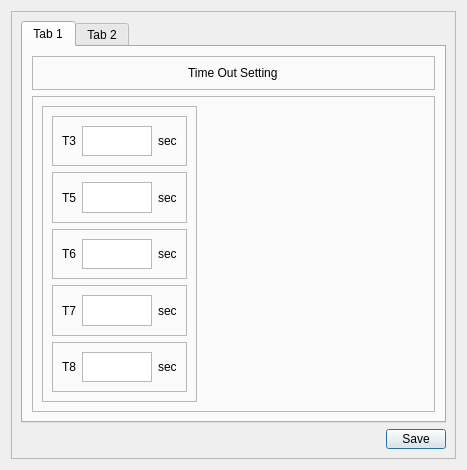
Old version of the form Secs_Gem_Simulator/SettingMenu.ui in the repository NHSE/Secs-Gem-Simulator.
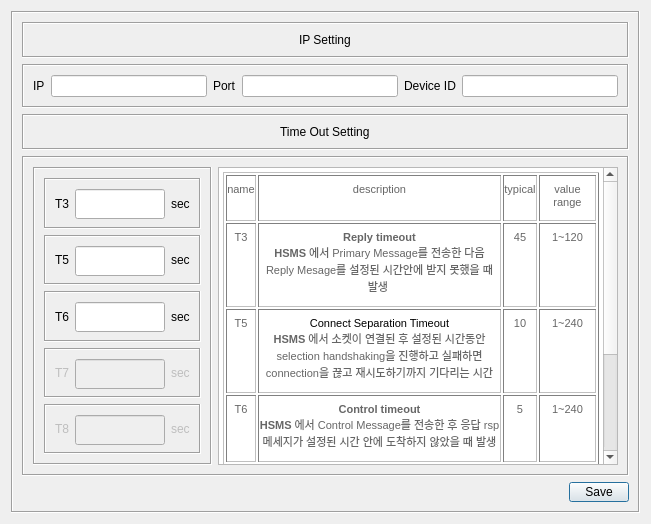
New version of the form.

Commit message:
#3-1 IP Setting feat : 1. IP Setting Menu 개발 완료
fix :
1. Format, length에 맞지 않은 SML 파일 파싱 시 디버깅 오류 발생 -> Interlock 추가

The edit to the form file:
```diff
--- a/Secs_Gem_Simulator/SettingMenu.ui
+++ b/Secs_Gem_Simulator/SettingMenu.ui
@@ -6,10 +6,22 @@
    <rect>
     <x>0</x>
     <y>0</y>
-    <width>467</width>
-    <height>442</height>
+    <width>651</width>
+    <height>524</height>
    </rect>
   </property>
+  <property name="minimumSize">
+   <size>
+    <width>651</width>
+    <height>480</height>
+   </size>
+  </property>
+  <property name="maximumSize">
+   <size>
+    <width>651</width>
+    <height>524</height>
+   </size>
+  </property>
   <property name="windowTitle">
    <string>Dialog</string>
   </property>
@@ -17,22 +29,85 @@
    <item>
     <widget class="QFrame" name="frame">
      <property name="frameShape">
-      <enum>QFrame::StyledPanel</enum>
+      <enum>QFrame::Box</enum>
      </property>
      <property name="frameShadow">
-      <enum>QFrame::Raised</enum>
+      <enum>QFrame::Sunken</enum>
      </property>
      <layout class="QVBoxLayout" name="verticalLayout">
       <item>
-       <widget class="QTabWidget" name="tabWidget">
-        <property name="currentIndex">
-         <number>0</number>
+       <widget class="QFrame" name="frame_13">
+        <property name="frameShape">
+         <enum>QFrame::Box</enum>
         </property>
-        <widget class="QWidget" name="Timer">
-         <attribute name="title">
-          <string>Tab 1</string>
-         </attribute>
-         <layout class="QVBoxLayout" name="verticalLayout_2">
+        <property name="frameShadow">
+         <enum>QFrame::Sunken</enum>
+        </property>
+        <layout class="QVBoxLayout" name="verticalLayout_8">
+         <item alignment="Qt::AlignHCenter">
+          <widget class="QLabel" name="label_2">
+           <property name="text">
+            <string>IP Setting</string>
+           </property>
+          </widget>
+         </item>
+        </layout>
+       </widget>
+      </item>
+      <item>
+       <widget class="QFrame" name="frame_14">
+        <property name="frameShape">
+         <enum>QFrame::Box</enum>
+        </property>
+        <property name="frameShadow">
+         <enum>QFrame::Sunken</enum>
+        </property>
+        <layout class="QHBoxLayout" name="horizontalLayout_9">
+         <item>
+          <widget class="QLabel" name="label_4">
+           <property name="text">
+            <string>IP</string>
+           </property>
+          </widget>
+         </item>
+         <item>
+          <widget class="QLineEdit" name="tb_Ip">
+           <property name="alignment">
+            <set>Qt::AlignCenter</set>
+           </property>
+          </widget>
+         </item>
+         <item>
+          <widget class="QLabel" name="label_3">
+           <property name="text">
+            <string>Port</string>
+           </property>
+          </widget>
+         </item>
+         <item>
+          <widget class="QLineEdit" name="tb_Port">
+           <property name="alignment">
+            <set>Qt::AlignCenter</set>
+           </property>
+          </widget>
+         </item>
+         <item>
+          <widget class="QLabel" name="label_5">
+           <property name="text">
+            <string>Device ID</string>
+           </property>
+          </widget>
+         </item>
+         <item>
+          <widget class="QLineEdit" name="tb_Deviceid">
+           <property name="alignment">
+            <set>Qt::AlignCenter</set>
+           </property>
+          </widget>
+         </item>
+        </layout>
+       </widget>
+      </item>
           <item>
            <widget class="QFrame" name="frame_2">
             <property name="maximumSize">
@@ -42,10 +117,10 @@
              </size>
             </property>
             <property name="frameShape">
-             <enum>QFrame::StyledPanel</enum>
+         <enum>QFrame::Box</enum>
             </property>
             <property name="frameShadow">
-             <enum>QFrame::Raised</enum>
+         <enum>QFrame::Sunken</enum>
             </property>
             <layout class="QVBoxLayout" name="verticalLayout_3">
              <item alignment="Qt::AlignHCenter|Qt::AlignVCenter">
@@ -61,45 +136,48 @@
           <item>
            <widget class="QFrame" name="frame_9">
             <property name="frameShape">
-             <enum>QFrame::StyledPanel</enum>
+         <enum>QFrame::Box</enum>
             </property>
             <property name="frameShadow">
-             <enum>QFrame::Raised</enum>
+         <enum>QFrame::Sunken</enum>
             </property>
             <layout class="QHBoxLayout" name="horizontalLayout_6">
              <item>
               <widget class="QFrame" name="frame_3">
                <property name="frameShape">
-                <enum>QFrame::StyledPanel</enum>
+            <enum>QFrame::Box</enum>
                </property>
                <property name="frameShadow">
-                <enum>QFrame::Raised</enum>
+            <enum>QFrame::Sunken</enum>
                </property>
                <layout class="QVBoxLayout" name="verticalLayout_5">
                 <item>
                  <widget class="QFrame" name="frame_4">
                   <property name="frameShape">
-                   <enum>QFrame::StyledPanel</enum>
+               <enum>QFrame::Box</enum>
                   </property>
                   <property name="frameShadow">
-                   <enum>QFrame::Raised</enum>
+               <enum>QFrame::Sunken</enum>
                   </property>
                   <layout class="QHBoxLayout" name="horizontalLayout">
                    <item>
-                    <widget class="QLabel" name="label_2">
+                <widget class="QLabel" name="lb_T3">
                      <property name="text">
                       <string>T3</string>
                      </property>
                     </widget>
                    </item>
                    <item>
-                    <widget class="QTextEdit" name="tb_T3timer">
+                <widget class="QLineEdit" name="tb_T3timer">
                      <property name="minimumSize">
                       <size>
                        <width>0</width>
                        <height>30</height>
                       </size>
                      </property>
+                 <property name="alignment">
+                  <set>Qt::AlignCenter</set>
+                 </property>
                     </widget>
                    </item>
                    <item>
@@ -115,27 +193,30 @@
                 <item>
                  <widget class="QFrame" name="frame_5">
                   <property name="frameShape">
-                   <enum>QFrame::StyledPanel</enum>
+               <enum>QFrame::Box</enum>
                   </property>
                   <property name="frameShadow">
-                   <enum>QFrame::Raised</enum>
+               <enum>QFrame::Sunken</enum>
                   </property>
                   <layout class="QHBoxLayout" name="horizontalLayout_2">
                    <item>
-                    <widget class="QLabel" name="label_3">
+                <widget class="QLabel" name="lb_T5">
                      <property name="text">
                       <string>T5</string>
                      </property>
                     </widget>
                    </item>
                    <item>
-                    <widget class="QTextEdit" name="tb_T5timer">
+                <widget class="QLineEdit" name="tb_T5timer">
                      <property name="minimumSize">
                       <size>
                        <width>0</width>
                        <height>30</height>
                       </size>
                      </property>
+                 <property name="alignment">
+                  <set>Qt::AlignCenter</set>
+                 </property>
                     </widget>
                    </item>
                    <item>
@@ -151,27 +232,30 @@
                 <item>
                  <widget class="QFrame" name="frame_8">
                   <property name="frameShape">
-                   <enum>QFrame::StyledPanel</enum>
+               <enum>QFrame::Box</enum>
                   </property>
                   <property name="frameShadow">
-                   <enum>QFrame::Raised</enum>
+               <enum>QFrame::Sunken</enum>
                   </property>
                   <layout class="QHBoxLayout" name="horizontalLayout_3">
                    <item>
-                    <widget class="QLabel" name="label_4">
+                <widget class="QLabel" name="lb_T6">
                      <property name="text">
                       <string>T6</string>
                      </property>
                     </widget>
                    </item>
                    <item>
-                    <widget class="QTextEdit" name="tb_T6timer">
+                <widget class="QLineEdit" name="tb_T6timer">
                      <property name="minimumSize">
                       <size>
                        <width>0</width>
                        <height>30</height>
                       </size>
                      </property>
+                 <property name="alignment">
+                  <set>Qt::AlignCenter</set>
+                 </property>
                     </widget>
                    </item>
                    <item>
@@ -187,31 +271,43 @@
                 <item>
                  <widget class="QFrame" name="frame_7">
                   <property name="frameShape">
-                   <enum>QFrame::StyledPanel</enum>
+               <enum>QFrame::Box</enum>
                   </property>
                   <property name="frameShadow">
-                   <enum>QFrame::Raised</enum>
+               <enum>QFrame::Sunken</enum>
                   </property>
                   <layout class="QHBoxLayout" name="horizontalLayout_4">
                    <item>
-                    <widget class="QLabel" name="label_5">
+                <widget class="QLabel" name="lb_T7">
+                 <property name="enabled">
+                  <bool>false</bool>
+                 </property>
                      <property name="text">
                       <string>T7</string>
                      </property>
                     </widget>
                    </item>
                    <item>
-                    <widget class="QTextEdit" name="tb_T7timer">
+                <widget class="QLineEdit" name="tb_T7timer">
+                 <property name="enabled">
+                  <bool>false</bool>
+                 </property>
                      <property name="minimumSize">
                       <size>
                        <width>0</width>
                        <height>30</height>
                       </size>
                      </property>
+                 <property name="alignment">
+                  <set>Qt::AlignCenter</set>
+                 </property>
                     </widget>
                    </item>
                    <item>
                     <widget class="QLabel" name="label_10">
+                 <property name="enabled">
+                  <bool>false</bool>
+                 </property>
                      <property name="text">
                       <string>sec</string>
                      </property>
@@ -223,31 +319,43 @@
                 <item>
                  <widget class="QFrame" name="frame_6">
                   <property name="frameShape">
-                   <enum>QFrame::StyledPanel</enum>
+               <enum>QFrame::Box</enum>
                   </property>
                   <property name="frameShadow">
-                   <enum>QFrame::Raised</enum>
+               <enum>QFrame::Sunken</enum>
                   </property>
                   <layout class="QHBoxLayout" name="horizontalLayout_5">
                    <item>
-                    <widget class="QLabel" name="label_6">
+                <widget class="QLabel" name="lb_T8">
+                 <property name="enabled">
+                  <bool>false</bool>
+                 </property>
                      <property name="text">
                       <string>T8</string>
                      </property>
                     </widget>
                    </item>
                    <item>
-                    <widget class="QTextEdit" name="tb_T8timer">
+                <widget class="QLineEdit" name="tb_T8timer">
+                 <property name="enabled">
+                  <bool>false</bool>
+                 </property>
                      <property name="minimumSize">
                       <size>
                        <width>0</width>
                        <height>30</height>
                       </size>
                      </property>
+                 <property name="alignment">
+                  <set>Qt::AlignCenter</set>
+                 </property>
                     </widget>
                    </item>
                    <item>
                     <widget class="QLabel" name="label_11">
+                 <property name="enabled">
+                  <bool>false</bool>
+                 </property>
                      <property name="text">
                       <string>sec</string>
                      </property>
@@ -260,28 +368,77 @@
               </widget>
              </item>
              <item>
-              <spacer name="horizontalSpacer">
-               <property name="orientation">
-                <enum>Qt::Horizontal</enum>
-               </property>
-               <property name="sizeHint" stdset="0">
+          <widget class="QTextBrowser" name="textBrowser">
+           <property name="minimumSize">
                 <size>
-                 <width>500</width>
-                 <height>20</height>
-                </size>
-               </property>
-              </spacer>
-             </item>
-            </layout>
+             <width>400</width>
+             <height>0</height>
+            </size>
+           </property>
+           <property name="html">
+            <string>&lt;!DOCTYPE HTML PUBLIC &quot;-//W3C//DTD HTML 4.0//EN&quot; &quot;http://www.w3.org/TR/REC-html40/strict.dtd&quot;&gt;
+&lt;html&gt;&lt;head&gt;&lt;meta name=&quot;qrichtext&quot; content=&quot;1&quot; /&gt;&lt;style type=&quot;text/css&quot;&gt;
+p, li { white-space: pre-wrap; }
+&lt;/style&gt;&lt;/head&gt;&lt;body style=&quot; font-family:'Gulim'; font-size:9pt; font-weight:400; font-style:normal;&quot;&gt;
+&lt;table border=&quot;1&quot; style=&quot; margin-top:0px; margin-bottom:22px; margin-left:0px; margin-right:0px;&quot; cellspacing=&quot;2&quot; cellpadding=&quot;0&quot;&gt;
+&lt;tr&gt;
+&lt;td style=&quot; padding-left:0; padding-right:0; padding-top:7; padding-bottom:11;&quot;&gt;
+&lt;p align=&quot;center&quot; style=&quot; margin-top:0px; margin-bottom:0px; margin-left:0px; margin-right:0px; -qt-block-indent:0; text-indent:0px;&quot;&gt;&lt;span style=&quot; font-family:'AppleSDGothicNeo,Noto Sans KR,sans-serif'; font-size:8pt; color:#666666;&quot;&gt;name&lt;/span&gt;&lt;/p&gt;&lt;/td&gt;
+&lt;td style=&quot; padding-left:0; padding-right:0; padding-top:7; padding-bottom:11;&quot;&gt;
+&lt;p align=&quot;center&quot; style=&quot; margin-top:0px; margin-bottom:0px; margin-left:0px; margin-right:0px; -qt-block-indent:0; text-indent:0px;&quot;&gt;&lt;span style=&quot; font-family:'AppleSDGothicNeo,Noto Sans KR,sans-serif'; font-size:8pt; color:#666666;&quot;&gt;description&lt;/span&gt;&lt;/p&gt;&lt;/td&gt;
+&lt;td style=&quot; padding-left:0; padding-right:0; padding-top:7; padding-bottom:11;&quot;&gt;
+&lt;p align=&quot;center&quot; style=&quot; margin-top:0px; margin-bottom:0px; margin-left:0px; margin-right:0px; -qt-block-indent:0; text-indent:0px;&quot;&gt;&lt;span style=&quot; font-family:'AppleSDGothicNeo,Noto Sans KR,sans-serif'; font-size:8pt; color:#666666;&quot;&gt;typical&lt;/span&gt;&lt;/p&gt;&lt;/td&gt;
+&lt;td style=&quot; padding-left:0; padding-right:0; padding-top:7; padding-bottom:11;&quot;&gt;
+&lt;p align=&quot;center&quot; style=&quot; margin-top:0px; margin-bottom:0px; margin-left:0px; margin-right:0px; -qt-block-indent:0; text-indent:0px;&quot;&gt;&lt;span style=&quot; font-family:'AppleSDGothicNeo,Noto Sans KR,sans-serif'; font-size:8pt; color:#666666;&quot;&gt;value&lt;br /&gt;range&lt;/span&gt;&lt;/p&gt;&lt;/td&gt;&lt;/tr&gt;
+&lt;tr&gt;
+&lt;td style=&quot; padding-left:0; padding-right:0; padding-top:7; padding-bottom:11;&quot;&gt;
+&lt;p align=&quot;center&quot; style=&quot; margin-top:0px; margin-bottom:0px; margin-left:0px; margin-right:0px; -qt-block-indent:0; text-indent:0px;&quot;&gt;&lt;span style=&quot; font-family:'AppleSDGothicNeo,Noto Sans KR,sans-serif'; font-size:8pt; color:#666666;&quot;&gt;T3&lt;/span&gt;&lt;/p&gt;&lt;/td&gt;
+&lt;td style=&quot; padding-left:0; padding-right:0; padding-top:7; padding-bottom:11;&quot;&gt;
+&lt;p align=&quot;center&quot; style=&quot; margin-top:0px; margin-bottom:0px; margin-left:0px; margin-right:0px; -qt-block-indent:0; text-indent:0px;&quot;&gt;&lt;span style=&quot; font-family:'AppleSDGothicNeo,Noto Sans KR,sans-serif'; font-size:8pt; font-weight:600; color:#666666;&quot;&gt;Reply timeout&lt;/span&gt;&lt;span style=&quot; font-family:'AppleSDGothicNeo,Noto Sans KR,sans-serif'; font-size:8pt; color:#666666;&quot;&gt;&lt;br /&gt;&lt;/span&gt;&lt;span style=&quot; font-family:'AppleSDGothicNeo,Noto Sans KR,sans-serif'; font-size:8pt; font-weight:600; color:#666666;&quot;&gt;HSMS&lt;/span&gt;&lt;span style=&quot; font-family:'AppleSDGothicNeo,Noto Sans KR,sans-serif'; font-size:8pt; color:#666666;&quot;&gt; 에서 Primary Message를 전송한 다음 Reply Mesage를 설정된 시간안에 받지 못했을 때 발생 &lt;/span&gt;&lt;/p&gt;&lt;/td&gt;
+&lt;td style=&quot; padding-left:0; padding-right:0; padding-top:7; padding-bottom:11;&quot;&gt;
+&lt;p align=&quot;center&quot; style=&quot; margin-top:0px; margin-bottom:0px; margin-left:0px; margin-right:0px; -qt-block-indent:0; text-indent:0px;&quot;&gt;&lt;span style=&quot; font-family:'AppleSDGothicNeo,Noto Sans KR,sans-serif'; font-size:8pt; color:#666666;&quot;&gt;45&lt;/span&gt;&lt;/p&gt;&lt;/td&gt;
+&lt;td style=&quot; padding-left:0; padding-right:0; padding-top:7; padding-bottom:11;&quot;&gt;
+&lt;p align=&quot;center&quot; style=&quot; margin-top:0px; margin-bottom:0px; margin-left:0px; margin-right:0px; -qt-block-indent:0; text-indent:0px;&quot;&gt;&lt;span style=&quot; font-family:'AppleSDGothicNeo,Noto Sans KR,sans-serif'; font-size:8pt; color:#666666;&quot;&gt;1~120&lt;/span&gt;&lt;/p&gt;&lt;/td&gt;&lt;/tr&gt;
+&lt;tr&gt;
+&lt;td style=&quot; padding-left:0; padding-right:0; padding-top:7; padding-bottom:11;&quot;&gt;
+&lt;p align=&quot;center&quot; style=&quot; margin-top:0px; margin-bottom:0px; margin-left:0px; margin-right:0px; -qt-block-indent:0; text-indent:0px;&quot;&gt;&lt;span style=&quot; font-family:'AppleSDGothicNeo,Noto Sans KR,sans-serif'; font-size:8pt; color:#666666;&quot;&gt;T5&lt;/span&gt;&lt;/p&gt;&lt;/td&gt;
+&lt;td style=&quot; padding-left:0; padding-right:0; padding-top:7; padding-bottom:11;&quot;&gt;
+&lt;p align=&quot;center&quot; style=&quot; margin-top:0px; margin-bottom:0px; margin-left:0px; margin-right:0px; -qt-block-indent:0; text-indent:0px;&quot;&gt;&lt;span style=&quot; font-family:'AppleSDGothicNeo,Noto Sans KR,sans-serif'; font-size:8pt; color:#000000; background-color:#ffffff;&quot;&gt;Connect Separation Timeout&lt;/span&gt;&lt;span style=&quot; font-family:'AppleSDGothicNeo,Noto Sans KR,sans-serif'; font-size:8pt; color:#666666;&quot;&gt;&lt;br /&gt;&lt;/span&gt;&lt;span style=&quot; font-family:'AppleSDGothicNeo,Noto Sans KR,sans-serif'; font-size:8pt; font-weight:600; color:#666666;&quot;&gt;HSMS&lt;/span&gt;&lt;span style=&quot; font-family:'AppleSDGothicNeo,Noto Sans KR,sans-serif'; font-size:8pt; color:#666666;&quot;&gt; 에서 소켓이 연결된 후 설정된 시간동안 selection handshaking을 진행하고 실패하면 connection을 끊고 재시도하기까지 기다리는 시간&lt;/span&gt;&lt;/p&gt;&lt;/td&gt;
+&lt;td style=&quot; padding-left:0; padding-right:0; padding-top:7; padding-bottom:11;&quot;&gt;
+&lt;p align=&quot;center&quot; style=&quot; margin-top:0px; margin-bottom:0px; margin-left:0px; margin-right:0px; -qt-block-indent:0; text-indent:0px;&quot;&gt;&lt;span style=&quot; font-family:'AppleSDGothicNeo,Noto Sans KR,sans-serif'; font-size:8pt; color:#666666;&quot;&gt;10&lt;/span&gt;&lt;/p&gt;&lt;/td&gt;
+&lt;td style=&quot; padding-left:0; padding-right:0; padding-top:7; padding-bottom:11;&quot;&gt;
+&lt;p align=&quot;center&quot; style=&quot; margin-top:0px; margin-bottom:0px; margin-left:0px; margin-right:0px; -qt-block-indent:0; text-indent:0px;&quot;&gt;&lt;span style=&quot; font-family:'AppleSDGothicNeo,Noto Sans KR,sans-serif'; font-size:8pt; color:#666666;&quot;&gt;1~240&lt;/span&gt;&lt;/p&gt;&lt;/td&gt;&lt;/tr&gt;
+&lt;tr&gt;
+&lt;td style=&quot; padding-left:0; padding-right:0; padding-top:7; padding-bottom:11;&quot;&gt;
+&lt;p align=&quot;center&quot; style=&quot; margin-top:0px; margin-bottom:0px; margin-left:0px; margin-right:0px; -qt-block-indent:0; text-indent:0px;&quot;&gt;&lt;span style=&quot; font-family:'AppleSDGothicNeo,Noto Sans KR,sans-serif'; font-size:8pt; color:#666666;&quot;&gt;T6&lt;/span&gt;&lt;/p&gt;&lt;/td&gt;
+&lt;td style=&quot; padding-left:0; padding-right:0; padding-top:7; padding-bottom:11;&quot;&gt;
+&lt;p align=&quot;center&quot; style=&quot; margin-top:0px; margin-bottom:0px; margin-left:0px; margin-right:0px; -qt-block-indent:0; text-indent:0px;&quot;&gt;&lt;span style=&quot; font-family:'AppleSDGothicNeo,Noto Sans KR,sans-serif'; font-size:8pt; font-weight:600; color:#666666;&quot;&gt;Control timeout&lt;/span&gt;&lt;span style=&quot; font-family:'AppleSDGothicNeo,Noto Sans KR,sans-serif'; font-size:8pt; color:#666666;&quot;&gt;&lt;br /&gt;&lt;/span&gt;&lt;span style=&quot; font-family:'AppleSDGothicNeo,Noto Sans KR,sans-serif'; font-size:8pt; font-weight:600; color:#666666;&quot;&gt;HSMS&lt;/span&gt;&lt;span style=&quot; font-family:'AppleSDGothicNeo,Noto Sans KR,sans-serif'; font-size:8pt; color:#666666;&quot;&gt; 에서 Control Message를 전송한 후 응답 rsp 메세지가 설정된 시간 안에 도착하지 않았을 때 발생&lt;/span&gt;&lt;/p&gt;&lt;/td&gt;
+&lt;td style=&quot; padding-left:0; padding-right:0; padding-top:7; padding-bottom:11;&quot;&gt;
+&lt;p align=&quot;center&quot; style=&quot; margin-top:0px; margin-bottom:0px; margin-left:0px; margin-right:0px; -qt-block-indent:0; text-indent:0px;&quot;&gt;&lt;span style=&quot; font-family:'AppleSDGothicNeo,Noto Sans KR,sans-serif'; font-size:8pt; color:#666666;&quot;&gt;5&lt;/span&gt;&lt;/p&gt;&lt;/td&gt;
+&lt;td style=&quot; padding-left:0; padding-right:0; padding-top:7; padding-bottom:11;&quot;&gt;
+&lt;p align=&quot;center&quot; style=&quot; margin-top:0px; margin-bottom:0px; margin-left:0px; margin-right:0px; -qt-block-indent:0; text-indent:0px;&quot;&gt;&lt;span style=&quot; font-family:'AppleSDGothicNeo,Noto Sans KR,sans-serif'; font-size:8pt; color:#666666;&quot;&gt;1~240&lt;/span&gt;&lt;/p&gt;&lt;/td&gt;&lt;/tr&gt;
+&lt;tr&gt;
+&lt;td style=&quot; padding-left:0; padding-right:0; padding-top:7; padding-bottom:11;&quot;&gt;
+&lt;p align=&quot;center&quot; style=&quot; margin-top:0px; margin-bottom:0px; margin-left:0px; margin-right:0px; -qt-block-indent:0; text-indent:0px;&quot;&gt;&lt;span style=&quot; font-family:'AppleSDGothicNeo,Noto Sans KR,sans-serif'; font-size:8pt; color:#666666;&quot;&gt;T7&lt;/span&gt;&lt;/p&gt;&lt;/td&gt;
+&lt;td style=&quot; padding-left:0; padding-right:0; padding-top:7; padding-bottom:11;&quot;&gt;
+&lt;p align=&quot;center&quot; style=&quot; margin-top:0px; margin-bottom:0px; margin-left:0px; margin-right:0px; -qt-block-indent:0; text-indent:0px;&quot;&gt;&lt;span style=&quot; font-family:'AppleSDGothicNeo,Noto Sans KR,sans-serif'; font-size:8pt; font-weight:600; color:#000000; background-color:#ffffff;&quot;&gt;N&lt;/span&gt;&lt;span style=&quot; font-family:'AppleSDGothicNeo,Noto Sans KR,sans-serif'; font-size:8pt; font-weight:600; color:#666666;&quot;&gt;ot selected timeout&lt;/span&gt;&lt;span style=&quot; font-family:'AppleSDGothicNeo,Noto Sans KR,sans-serif'; font-size:8pt; color:#666666;&quot;&gt;&lt;br /&gt;&lt;/span&gt;&lt;span style=&quot; font-family:'AppleSDGothicNeo,Noto Sans KR,sans-serif'; font-size:8pt; font-weight:600; color:#666666;&quot;&gt;HSMS&lt;/span&gt;&lt;span style=&quot; font-family:'AppleSDGothicNeo,Noto Sans KR,sans-serif'; font-size:8pt; color:#666666;&quot;&gt; 에서 소켓이 connect 된 후 설정된 시간 안에 select.req 메세지를 받지 못 했을 때 발생&lt;/span&gt;&lt;/p&gt;&lt;/td&gt;
+&lt;td style=&quot; padding-left:0; padding-right:0; padding-top:7; padding-bottom:11;&quot;&gt;
+&lt;p align=&quot;center&quot; style=&quot; margin-top:0px; margin-bottom:0px; margin-left:0px; margin-right:0px; -qt-block-indent:0; text-indent:0px;&quot;&gt;&lt;span style=&quot; font-family:'AppleSDGothicNeo,Noto Sans KR,sans-serif'; font-size:8pt; color:#666666;&quot;&gt;10&lt;/span&gt;&lt;/p&gt;&lt;/td&gt;
+&lt;td style=&quot; padding-left:0; padding-right:0; padding-top:7; padding-bottom:11;&quot;&gt;
+&lt;p align=&quot;center&quot; style=&quot; margin-top:0px; margin-bottom:0px; margin-left:0px; margin-right:0px; -qt-block-indent:0; text-indent:0px;&quot;&gt;&lt;span style=&quot; font-family:'AppleSDGothicNeo,Noto Sans KR,sans-serif'; font-size:8pt; color:#666666;&quot;&gt;1~240&lt;/span&gt;&lt;/p&gt;&lt;/td&gt;&lt;/tr&gt;
+&lt;tr&gt;
+&lt;td style=&quot; padding-left:0; padding-right:0; padding-top:7; padding-bottom:11;&quot;&gt;
+&lt;p align=&quot;center&quot; style=&quot; margin-top:0px; margin-bottom:0px; margin-left:0px; margin-right:0px; -qt-block-indent:0; text-indent:0px;&quot;&gt;&lt;span style=&quot; font-family:'AppleSDGothicNeo,Noto Sans KR,sans-serif'; font-size:8pt; color:#666666;&quot;&gt;T8&lt;/span&gt;&lt;/p&gt;&lt;/td&gt;
+&lt;td style=&quot; padding-left:0; padding-right:0; padding-top:7; padding-bottom:11;&quot;&gt;
+&lt;p align=&quot;center&quot; style=&quot; margin-top:0px; margin-bottom:0px; margin-left:0px; margin-right:0px; -qt-block-indent:0; text-indent:0px;&quot;&gt;&lt;span style=&quot; font-family:'AppleSDGothicNeo,Noto Sans KR,sans-serif'; font-size:8pt; font-weight:600; color:#000000; background-color:#ffffff;&quot;&gt;Network Intercharacter Time&lt;/span&gt;&lt;span style=&quot; font-family:'AppleSDGothicNeo,Noto Sans KR,sans-serif'; font-size:8pt; color:#666666;&quot;&gt;&lt;br /&gt;&lt;/span&gt;&lt;span style=&quot; font-family:'AppleSDGothicNeo,Noto Sans KR,sans-serif'; font-size:8pt; font-weight:600; color:#666666;&quot;&gt;HSMS&lt;/span&gt;&lt;span style=&quot; font-family:'AppleSDGothicNeo,Noto Sans KR,sans-serif'; font-size:8pt; color:#666666;&quot;&gt; 에서 데이터 문자열을 수신 후 다음 데이터 문자열을 설정된 시간 안에 받지 못 했을 때 발생&lt;/span&gt;&lt;/p&gt;&lt;/td&gt;
+&lt;td style=&quot; padding-left:0; padding-right:0; padding-top:7; padding-bottom:11;&quot;&gt;
+&lt;p align=&quot;center&quot; style=&quot; margin-top:0px; margin-bottom:0px; margin-left:0px; margin-right:0px; -qt-block-indent:0; text-indent:0px;&quot;&gt;&lt;span style=&quot; font-family:'AppleSDGothicNeo,Noto Sans KR,sans-serif'; font-size:8pt; color:#666666;&quot;&gt;5&lt;/span&gt;&lt;/p&gt;&lt;/td&gt;
+&lt;td style=&quot; padding-left:0; padding-right:0; padding-top:7; padding-bottom:11;&quot;&gt;
+&lt;p align=&quot;center&quot; style=&quot; margin-top:0px; margin-bottom:0px; margin-left:0px; margin-right:0px; -qt-block-indent:0; text-indent:0px;&quot;&gt;&lt;span style=&quot; font-family:'AppleSDGothicNeo,Noto Sans KR,sans-serif'; font-size:8pt; color:#666666;&quot;&gt;1~120&lt;/span&gt;&lt;/p&gt;&lt;/td&gt;&lt;/tr&gt;&lt;/table&gt;&lt;/body&gt;&lt;/html&gt;</string>
+           </property>
            </widget>
           </item>
          </layout>
-        </widget>
-        <widget class="QWidget" name="tab_2">
-         <attribute name="title">
-          <string>Tab 2</string>
-         </attribute>
-        </widget>
        </widget>
       </item>
       <item alignment="Qt::AlignRight">
```
Lines whose indentation alone changed are shown as unchanged. The commit also changes 70 other files.
